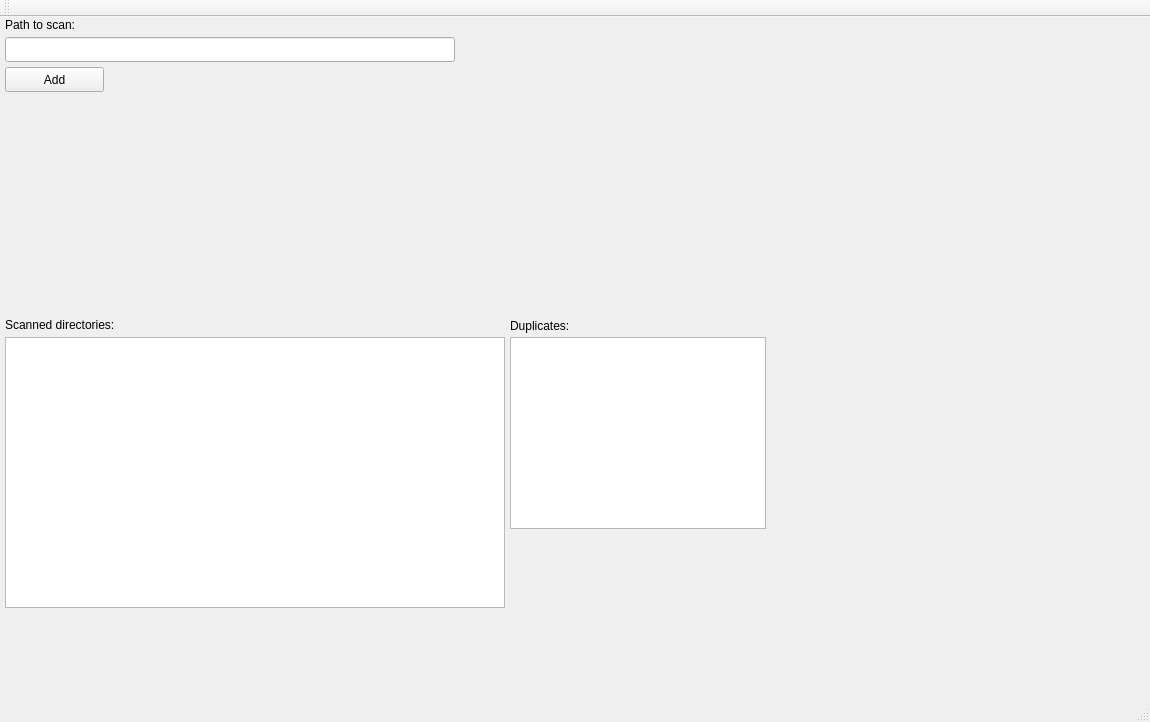
Above: mainwindow.ui from guminssa/DuplicateFinder before the change. Below: the same form after it.
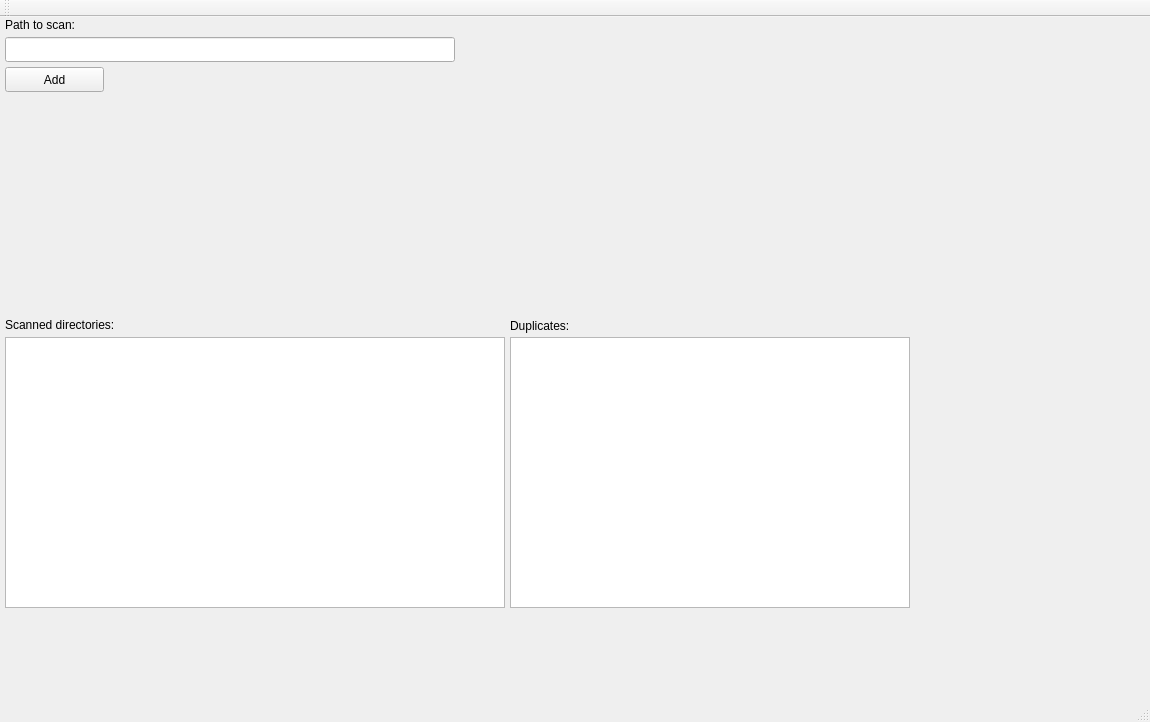
That is the form after the change.

Commit message: Duplicates list is now populated when a file or directory is selected.

```diff
--- a/mainwindow.ui
+++ b/mainwindow.ui
@@ -24,16 +24,6 @@
      </rect>
     </property>
    </widget>
-   <widget class="QListView" name="listView">
-    <property name="geometry">
-     <rect>
-      <x>510</x>
-      <y>320</y>
-      <width>256</width>
-      <height>192</height>
-     </rect>
-    </property>
-   </widget>
    <widget class="QLabel" name="label">
     <property name="geometry">
      <rect>
@@ -96,6 +86,16 @@
      <string>Add</string>
     </property>
    </widget>
+   <widget class="QListWidget" name="duplicateList">
+    <property name="geometry">
+     <rect>
+      <x>510</x>
+      <y>320</y>
+      <width>400</width>
+      <height>271</height>
+     </rect>
+    </property>
+   </widget>
   </widget>
   <widget class="QMenuBar" name="menuBar">
    <property name="geometry">
```
The commit also changes 6 other files.
